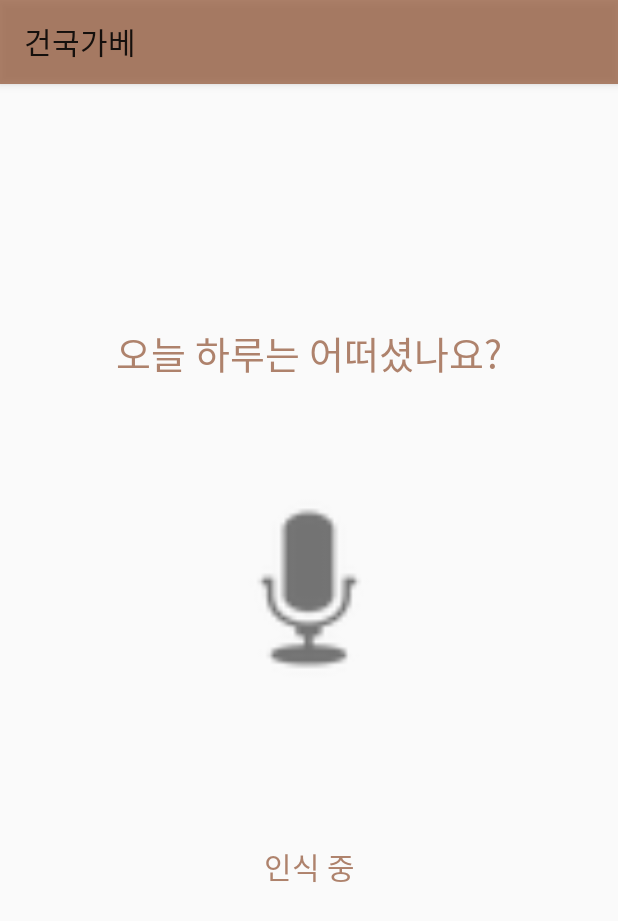
After one commit to choyj0920/KonkukCafe, an Android app: the VoiceRecordingActivity screen opened directly, with no data from a screen before it, on a phone screen of 412 x 824 dp. The commit adds this screen. Shown: the top 921 px of the screen. Run offline under Robolectric (Android 15) with nearby library versions, the phone set to English and light mode, and no system bars.

Commit message:
tts기능및 시나리오상 VoiceActivity에서 이어지는 후속 Activity추가

```diff
--- a/app/src/main/java/com/kounkukcafe/kounkukcafe/VoiceActivity.kt
+++ b/app/src/main/java/com/kounkukcafe/kounkukcafe/VoiceActivity.kt
@@ -18,7 +18,6 @@ class VoiceActivity : AppCompatActivity() {
     private lateinit var mRecognizer: SpeechRecognizer
     private lateinit var binding: ActivityVoiceBinding
     private val PERMISSION = 1
-
 
     override fun onCreate(savedInstanceState: Bundle?) {
         super.onCreate(savedInstanceState)
--- /dev/null
+++ b/app/src/main/java/com/kounkukcafe/kounkukcafe/VoiceRecordingActivity.kt
@@ -0,0 +1,54 @@
+package com.kounkukcafe.kounkukcafe
+
+import androidx.appcompat.app.AppCompatActivity
+import android.os.Bundle
+import android.speech.tts.TextToSpeech
+import com.kounkukcafe.kounkukcafe.databinding.ActivityVoiceRecordingBinding
+import java.util.*
+
+class VoiceRecordingActivity : AppCompatActivity() {
+    lateinit var binding: ActivityVoiceRecordingBinding
+    lateinit var tts: TextToSpeech
+    var isTtsReady = false
+    override fun onCreate(savedInstanceState: Bundle?) {
+        super.onCreate(savedInstanceState)
+        binding = ActivityVoiceRecordingBinding.inflate(layoutInflater)
+        setContentView(binding.root)
+        initTTs()
+        init()
+
+    }
+    private fun init(){
+
+
+
+        binding.voiceIcon.setOnClickListener {
+            if (isTtsReady)
+                tts.speak(binding.askingTextView.text.toString(), TextToSpeech.QUEUE_ADD, null, null)
+        }
+
+
+    }
+
+    private fun initTTs() {
+        tts = TextToSpeech(this) {status->
+            if(status == TextToSpeech.SUCCESS) {
+                isTtsReady = true
+                tts.language = Locale.KOREA
+                tts.speak(binding.askingTextView.text.toString(), TextToSpeech.QUEUE_ADD, null, null)
+            }
+        }
+    }
+
+    override fun onStop() {
+        super.onStop()
+        tts.stop()
+    }
+
+    override fun onDestroy() {
+        super.onDestroy()
+        tts.shutdown()
+    }
+
+
+}
--- /dev/null
+++ b/app/src/main/res/layout/activity_voice_recording.xml
@@ -0,0 +1,43 @@
+<?xml version="1.0" encoding="utf-8"?>
+<androidx.constraintlayout.widget.ConstraintLayout xmlns:android="http://schemas.android.com/apk/res/android"
+    xmlns:app="http://schemas.android.com/apk/res-auto"
+    xmlns:tools="http://schemas.android.com/tools"
+    android:layout_width="match_parent"
+    android:layout_height="match_parent"
+    tools:context=".VoiceRecordingActivity">
+
+    <TextView
+        android:id="@+id/asking_textView"
+        android:layout_width="wrap_content"
+        android:layout_height="wrap_content"
+        android:layout_marginTop="160dp"
+        android:textSize="25sp"
+        android:textColor="@color/brown"
+        android:fontFamily="@font/nanummyeongjobold"
+        android:text="오늘 하루는 어떠셨나요?"
+        app:layout_constraintEnd_toEndOf="parent"
+        app:layout_constraintStart_toStartOf="parent"
+        app:layout_constraintTop_toTopOf="parent" />
+
+    <ImageView
+        android:id="@+id/voice_icon"
+        android:layout_width="148dp"
+        android:layout_height="155dp"
+        android:layout_marginTop="60dp"
+        android:src="@android:drawable/ic_btn_speak_now"
+        app:layout_constraintEnd_toEndOf="parent"
+        app:layout_constraintStart_toStartOf="parent"
+        app:layout_constraintTop_toBottomOf="@+id/asking_textView" />
+
+    <TextView
+        android:layout_width="wrap_content"
+        android:layout_height="wrap_content"
+        android:layout_marginTop="308dp"
+        android:fontFamily="@font/nanummyeongjobold"
+        android:text="인식 중"
+        android:textColor="@color/brown"
+        android:textSize="20sp"
+        app:layout_constraintEnd_toEndOf="parent"
+        app:layout_constraintStart_toStartOf="parent"
+        app:layout_constraintTop_toBottomOf="@+id/asking_textView" />
+</androidx.constraintlayout.widget.ConstraintLayout>
```
Also changed, not shown: app/src/main/AndroidManifest.xml (+14 -3 lines), app/src/main/java/com/kounkukcafe/kounkukcafe/VoiceLoadingActivity.kt (added, +11 -0 lines), app/src/main/res/layout/activity_voice_loading.xml (added, +33 -0 lines).
